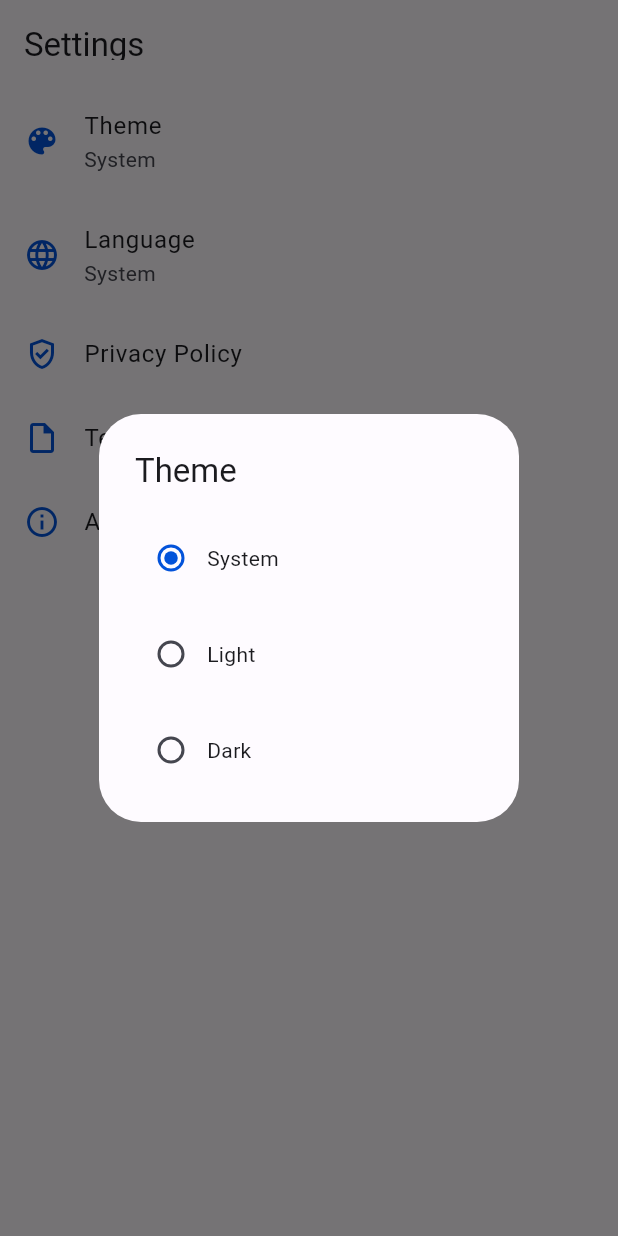
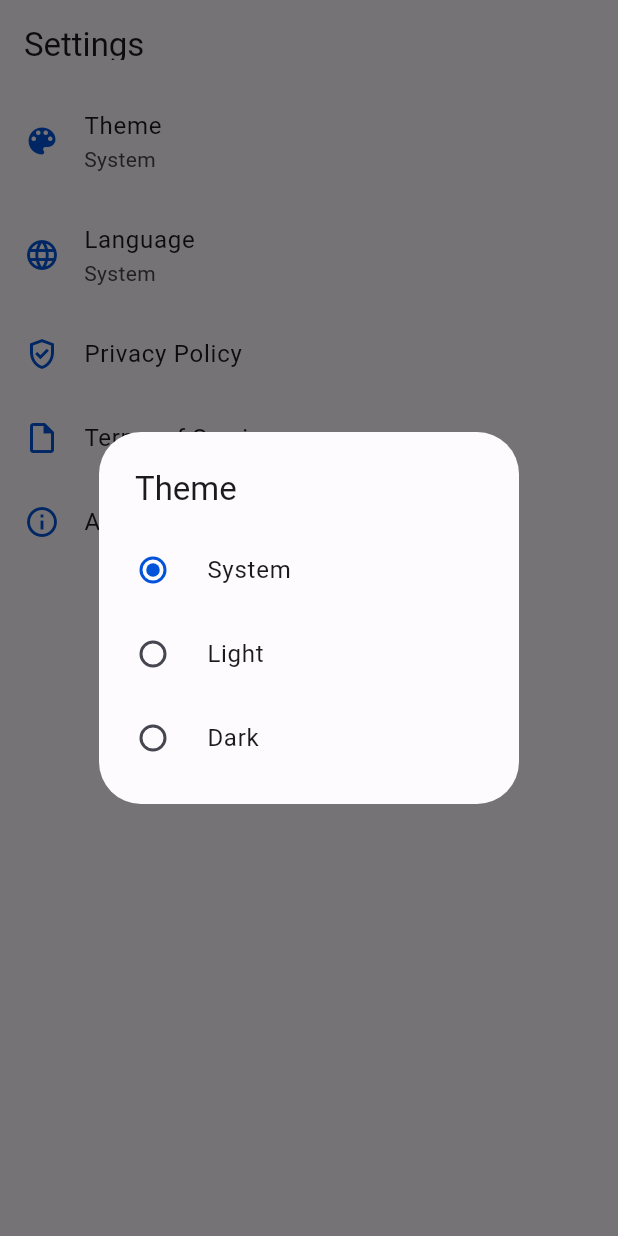
Before and after one commit to Samoy/exif_helper, a Flutter app: the SettingsPage widget shown alone on an empty page, opened directly, after a tap on "Theme", on a phone screen of 412 x 824 dp. Run offline on Flutter 3.47's test engine with Material 3 defaults, Android fonts, the phone set to English and light mode, and no system bars; our stand-ins replace file_picker, flutter_svg, shared_preferences; missing offline and left inert: desktop_drop, routerino, window_manager; accounts and stored records are empty; generated files the repository leaves out were written again; statements that could not run were skipped.

Commit message:
fix: settings page.

```diff
--- a/lib/l10n/intl_en.arb
+++ b/lib/l10n/intl_en.arb
@@ -48,5 +48,7 @@
         "type": "String"
       }
     }
-  }
+  },
+  "privacyUrl": "https://www.samoy.site/exif_helper/privacy",
+  "termsUrl": "https://www.samoy.site/exif_helper/terms"
 }
--- a/lib/l10n/intl_zh.arb
+++ b/lib/l10n/intl_zh.arb
@@ -50,5 +50,7 @@
         "type": "String"
       }
     }
-  }
+  },
+  "privacyUrl": "https://www.samoy.site/exif_helper/zh/privacy",
+  "termsUrl": "https://www.samoy.site/exif_helper/zh/terms"
 }
--- a/lib/screens/index.dart
+++ b/lib/screens/index.dart
@@ -3,7 +3,6 @@ import 'package:exif_helper/models/exif.dart';
 import 'package:exif_helper/models/search.dart';
 import 'package:exif_helper/screens/home.dart';
 import 'package:exif_helper/screens/settings.dart';
-import 'package:flutter/cupertino.dart';
 import 'package:flutter/material.dart';
 import 'package:provider/provider.dart';
 import 'package:window_manager/window_manager.dart';
--- a/lib/screens/settings.dart
+++ b/lib/screens/settings.dart
@@ -32,15 +32,17 @@ class _SettingsPageState extends State<SettingsPage> {
         options: Language.values,
         value: context.watch<SystemModel>().currentLanguage,
       ),
-      _SettingItem<Language>(const Key("privacy"),
-          icon: Icons.gpp_good_outlined,
-          title: AppLocalizations.of(context)!.privacy,
-          url: Uri.parse("https://www.samoy.site/exif_helper/privacy")),
+      _SettingItem<Language>(
+        const Key("privacy"),
+        icon: Icons.gpp_good_outlined,
+        title: AppLocalizations.of(context)!.privacy,
+        url: Uri.parse(AppLocalizations.of(context)!.privacyUrl),
+      ),
       _SettingItem<Language>(
         const Key("terms"),
         icon: Icons.insert_drive_file_outlined,
         title: AppLocalizations.of(context)!.terms,
-        url: Uri.parse("https://www.samoy.site/exif_helper/terms"),
+        url: Uri.parse(AppLocalizations.of(context)!.termsUrl),
       ),
       _SettingItem<Language>(
         const Key("about"),
@@ -96,22 +98,19 @@ class _SettingsPageState extends State<SettingsPage> {
           return SimpleDialog(
             title: Text(item.title),
             children: item.options!.map((e) {
-              return SimpleDialogOption(
-                child: Row(
-                  children: [
-                    Radio(
-                      value: e.name,
-                      groupValue: item.value?.name,
-                      onChanged: (value) {},
-                    ),
-                    Text(AppLocalizations.of(context)!.systemValue(e.name)),
-                  ],
-                ),
-                onPressed: () {
-                  context.read<SystemModel>().setSystemValue(e);
-                  Navigator.of(context).pop();
-                },
-              );
+              return Consumer<SystemModel>(builder: (context, model, child){
+                return RadioListTile(
+                  value: e,
+                  title: Text(AppLocalizations.of(context)!.systemValue(e.name)),
+                  groupValue: model.currentSystemValue[e.runtimeType],
+                  onChanged: (Object? value) {
+                    if (value != null) {
+                      model.setSystemValue(e);
+                    }
+                    Navigator.of(context).pop();
+                  },
+                );
+              });
             }).toList(),
           );
         },
```
Also changed, not shown: 1 other file.
